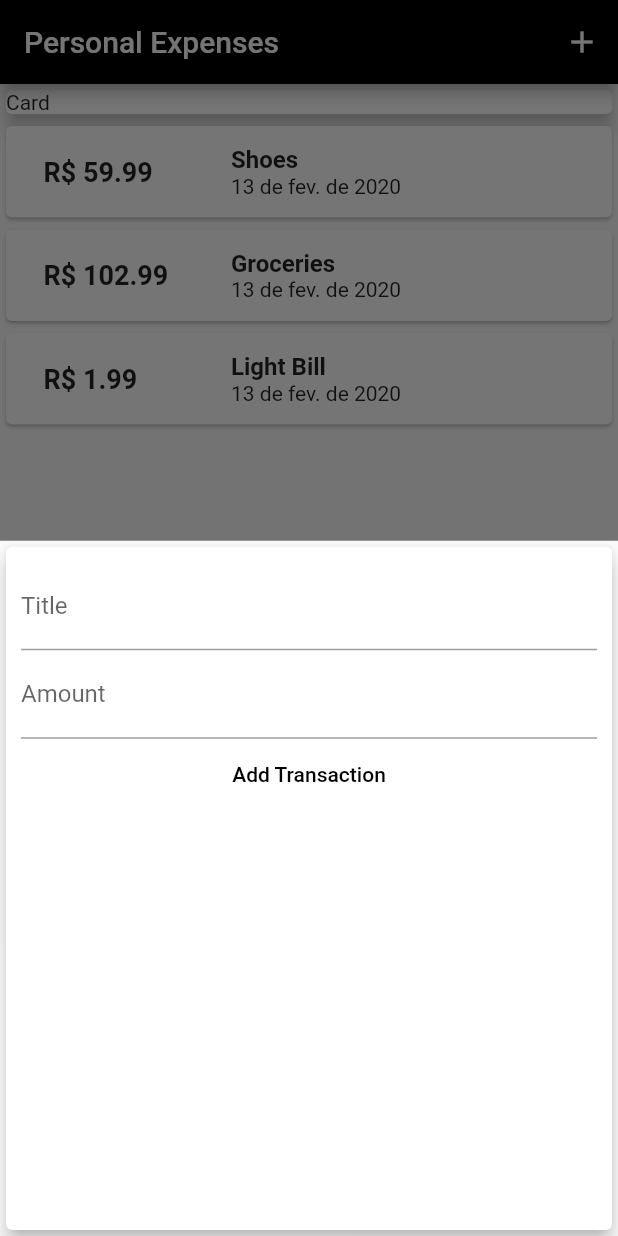
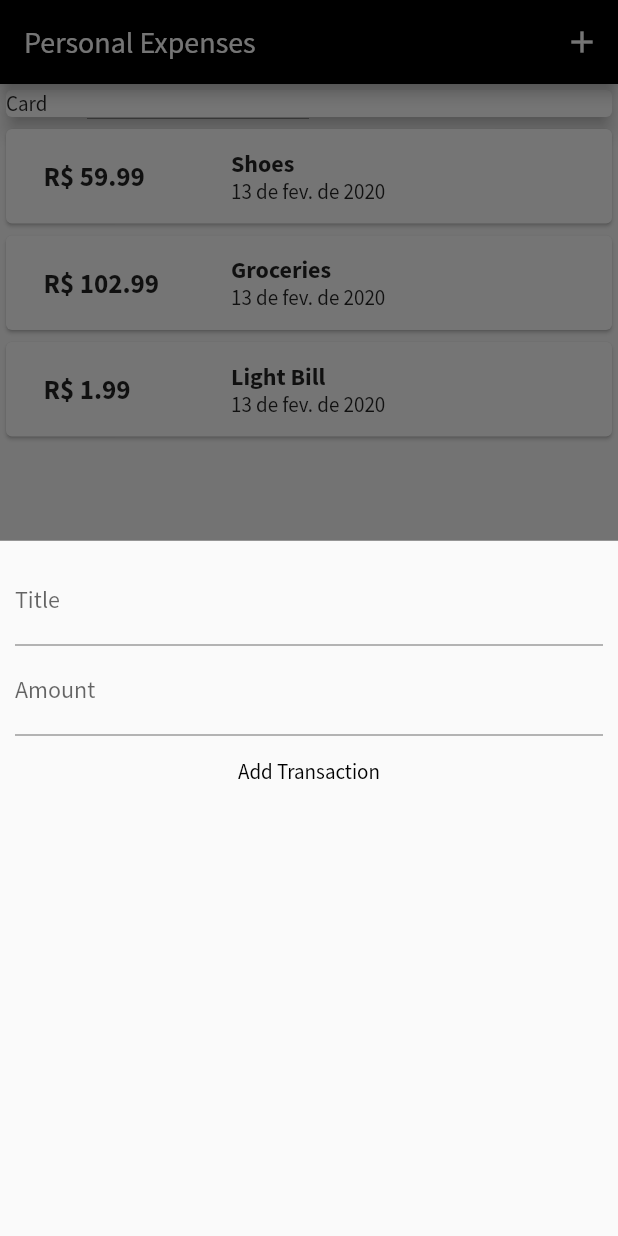
Before and after one commit to Ajorona/personal-expenses-app, a Flutter app: the screen it shows after launch, after a tap on the "add" icon, on a phone screen of 412 x 824 dp. Run offline on Flutter 3.47's test engine with Material 2 defaults, Android fonts, the phone set to English and light mode, and no system bars.

Commit message:
feat(app): install custom font SourceSansPro

```diff
--- a/lib/main.dart
+++ b/lib/main.dart
@@ -14,7 +14,10 @@ class MyApp extends StatelessWidget {
   Widget build(BuildContext context) {
     return MaterialApp(
       title: 'Personal Expenses',
-      theme: ThemeData(primarySwatch: defaultTheme),
+      theme: ThemeData(
+        primarySwatch: defaultTheme,
+        fontFamily: 'SourceSansPro',
+      ),
       home: MyHomePage(),
     );
   }
--- a/lib/widgets/newTransaction.dart
+++ b/lib/widgets/newTransaction.dart
@@ -26,9 +26,7 @@ class NewTransaction extends StatelessWidget {
 
   @override
   Widget build(BuildContext context) {
-    return Card(
-      elevation: 5,
-      child: Container(
+    return Container(
       padding: EdgeInsets.all(10),
       child: Column(
         children: <Widget>[
@@ -51,7 +49,6 @@ class NewTransaction extends StatelessWidget {
           )
         ],
       ),
-      ),
     );
   }
 }
```
Also changed, not shown: lib/widgets/transactionList.dart (+5 -3 lines), pubspec.yaml (+9 -12 lines), assets/fonts/SourceSansPro-Black.ttf (added), assets/fonts/SourceSansPro-Bold.ttf (added), assets/fonts/SourceSansPro-Regular.ttf (added). Lines whose indentation alone changed are shown as unchanged.
